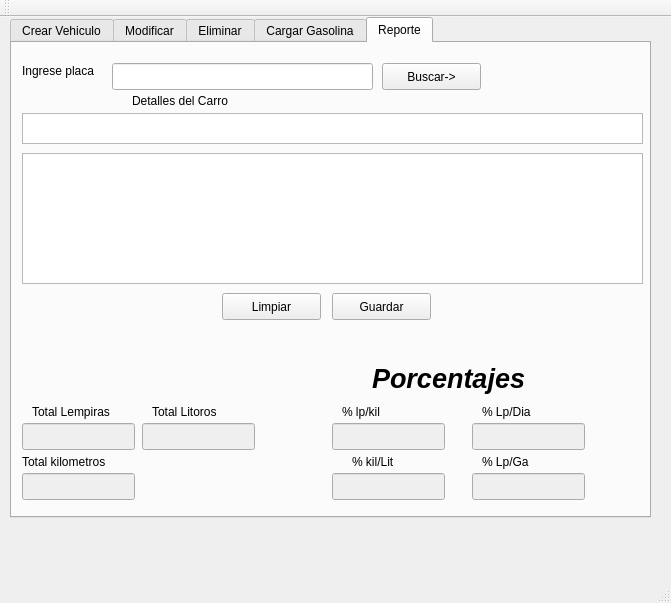
Qt form principal.ui (Jossymelgar/clase-proyec) before a commit.
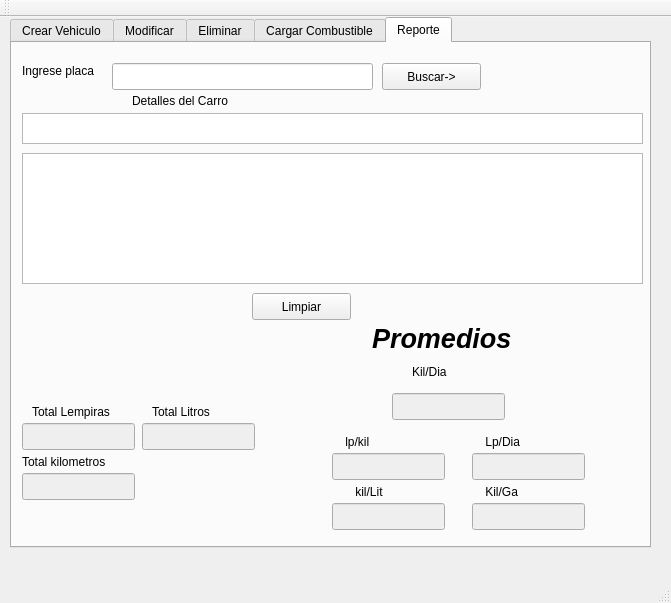
The same form after that commit. The open tabs and pages were chosen to show the change.

Diff of the .ui file:
```diff
--- a/principal.ui
+++ b/principal.ui
@@ -20,7 +20,7 @@
       <x>10</x>
       <y>0</y>
       <width>641</width>
-      <height>501</height>
+      <height>531</height>
      </rect>
     </property>
     <property name="toolTip">
@@ -511,7 +511,7 @@
     </widget>
     <widget class="QWidget" name="tab_2">
      <attribute name="title">
-      <string>Cargar Gasolina</string>
+      <string>Cargar Combustible</string>
      </attribute>
      <widget class="QLineEdit" name="txtbusca">
       <property name="geometry">
@@ -723,7 +723,7 @@
      <widget class="QPushButton" name="pushButton_4">
       <property name="geometry">
        <rect>
-        <x>210</x>
+        <x>240</x>
         <y>250</y>
         <width>99</width>
         <height>27</height>
@@ -776,7 +776,7 @@
        </rect>
       </property>
       <property name="text">
-       <string>Total Litoros</string>
+       <string>Total Litros</string>
       </property>
      </widget>
      <widget class="QLabel" name="label_14">
@@ -844,39 +844,39 @@
       <property name="geometry">
        <rect>
         <x>340</x>
-        <y>410</y>
+        <y>440</y>
         <width>81</width>
         <height>17</height>
        </rect>
       </property>
       <property name="text">
-       <string>% kil/Lit</string>
+       <string> kil/Lit</string>
       </property>
      </widget>
      <widget class="QLabel" name="label_17">
       <property name="geometry">
        <rect>
         <x>330</x>
-        <y>360</y>
+        <y>390</y>
         <width>91</width>
         <height>17</height>
        </rect>
       </property>
       <property name="text">
-       <string>% lp/kil</string>
+       <string> lp/kil</string>
       </property>
      </widget>
      <widget class="QLabel" name="label_18">
       <property name="geometry">
        <rect>
         <x>470</x>
-        <y>360</y>
+        <y>390</y>
         <width>81</width>
         <height>17</height>
        </rect>
       </property>
       <property name="text">
-       <string>% Lp/Dia</string>
+       <string> Lp/Dia</string>
       </property>
      </widget>
      <widget class="QLineEdit" name="porl">
@@ -886,7 +886,7 @@
       <property name="geometry">
        <rect>
         <x>320</x>
-        <y>430</y>
+        <y>460</y>
         <width>113</width>
         <height>27</height>
        </rect>
@@ -899,7 +899,7 @@
       <property name="geometry">
        <rect>
         <x>320</x>
-        <y>380</y>
+        <y>410</y>
         <width>113</width>
         <height>27</height>
        </rect>
@@ -912,7 +912,7 @@
       <property name="geometry">
        <rect>
         <x>460</x>
-        <y>380</y>
+        <y>410</y>
         <width>113</width>
         <height>27</height>
        </rect>
@@ -922,13 +922,13 @@
       <property name="geometry">
        <rect>
         <x>470</x>
-        <y>410</y>
+        <y>440</y>
         <width>67</width>
         <height>17</height>
        </rect>
       </property>
       <property name="text">
-       <string>% Lp/Ga</string>
+       <string> Kil/Ga</string>
       </property>
      </widget>
      <widget class="QLineEdit" name="galon">
@@ -938,7 +938,7 @@
       <property name="geometry">
        <rect>
         <x>460</x>
-        <y>430</y>
+        <y>460</y>
         <width>113</width>
         <height>27</height>
        </rect>
@@ -948,7 +948,7 @@
       <property name="geometry">
        <rect>
         <x>360</x>
-        <y>320</y>
+        <y>280</y>
         <width>181</width>
         <height>31</height>
        </rect>
@@ -963,20 +963,33 @@
        </font>
       </property>
       <property name="text">
-       <string>Porcentajes</string>
+       <string>Promedios</string>
       </property>
      </widget>
-     <widget class="QPushButton" name="pushButton_8">
+     <widget class="QLabel" name="label_11">
       <property name="geometry">
        <rect>
-        <x>320</x>
-        <y>250</y>
-        <width>99</width>
-        <height>27</height>
+        <x>400</x>
+        <y>320</y>
+        <width>67</width>
+        <height>17</height>
        </rect>
       </property>
       <property name="text">
-       <string>Guardar</string>
+       <string>Kil/Dia</string>
+      </property>
+     </widget>
+     <widget class="QLineEdit" name="kd">
+      <property name="enabled">
+       <bool>false</bool>
+      </property>
+      <property name="geometry">
+       <rect>
+        <x>380</x>
+        <y>350</y>
+        <width>113</width>
+        <height>27</height>
+       </rect>
       </property>
      </widget>
     </widget>
```
Left out of the diff: 25 changed lines with no effect on the pictures.
